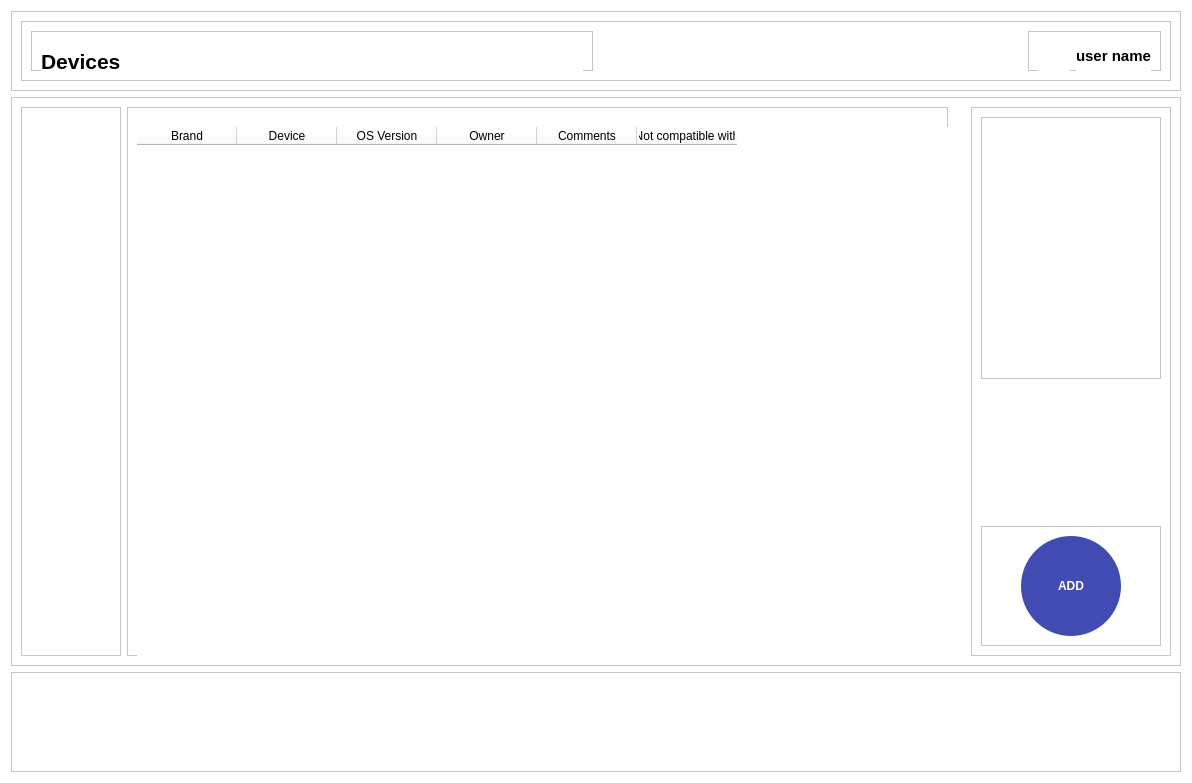
The window that layouts/devices_screen.ui (fedulovs/InventoryUI) describes before a commit, drawn with Qt 5.
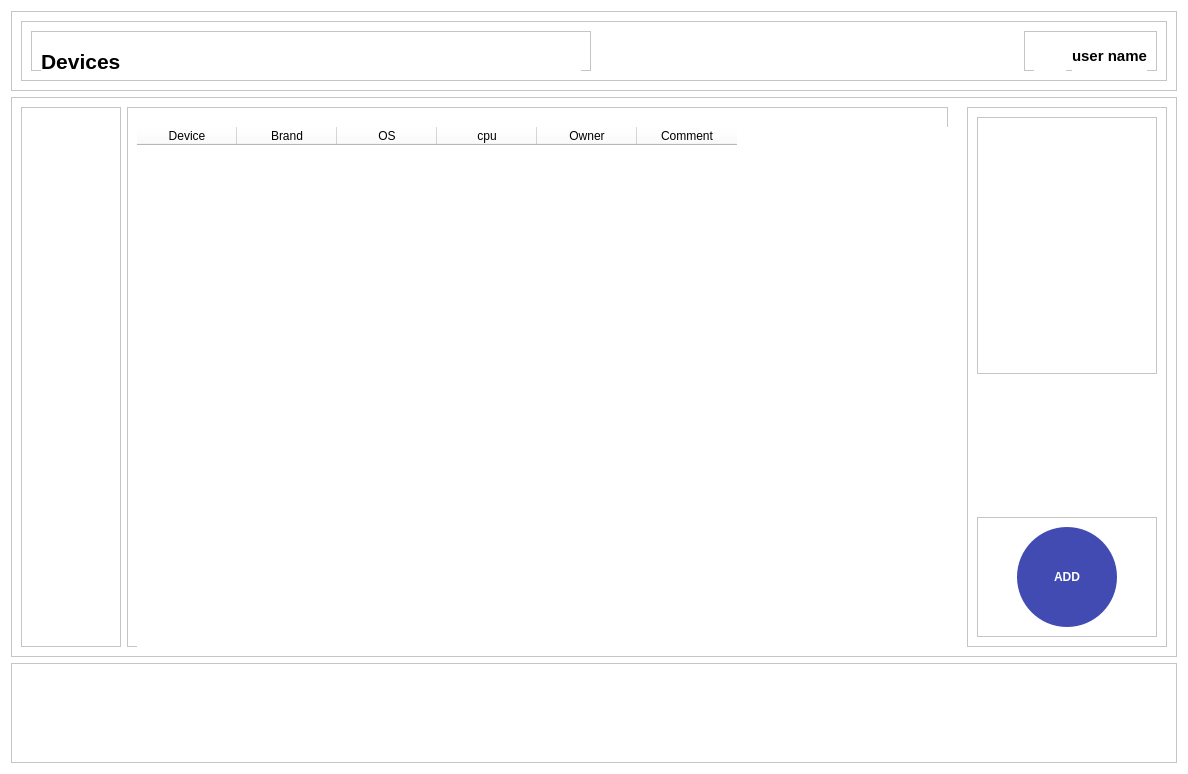
The same window after the commit. Icons and pictures are not drawn.

Commit message: Change device inputs to correspond with new data source

```diff
--- a/layouts/devices_screen.ui
+++ b/layouts/devices_screen.ui
@@ -6,8 +6,8 @@
             <rect>
                 <x>0</x>
                 <y>0</y>
-                <width>1192</width>
-                <height>783</height>
+    <width>1188</width>
+    <height>774</height>
             </rect>
         </property>
         <property name="windowTitle">
@@ -203,11 +203,6 @@
                                     <property name="styleSheet">
                                         <string notr="true">border: none</string>
                                     </property>
-                                    <column>
-                                        <property name="text">
-                                            <string>Brand</string>
-                                        </property>
-                                    </column>
                                     <column>
                                         <property name="text">
                                             <string>Device</string>
@@ -215,7 +210,17 @@
                                     </column>
                                     <column>
                                         <property name="text">
-                                            <string>OS Version</string>
+           <string>Brand</string>
+          </property>
+         </column>
+         <column>
+          <property name="text">
+           <string>OS</string>
+          </property>
+         </column>
+         <column>
+          <property name="text">
+           <string>cpu</string>
                                         </property>
                                     </column>
                                     <column>
@@ -225,12 +230,7 @@
                                     </column>
                                     <column>
                                         <property name="text">
-                                            <string>Comments</string>
-                                        </property>
-                                    </column>
-                                    <column>
-                                        <property name="text">
-                                            <string>Not compatible with</string>
+           <string>Comment</string>
                                         </property>
                                     </column>
                                 </widget>
```
Left out of the diff: 11 changed lines with no effect on the pictures. Lines whose indentation alone changed are shown as unchanged. The commit also changes 7 other files.
